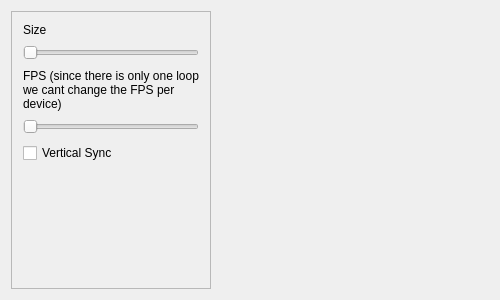
Old version of the form 11_Settings/src/myWidget_B.ui in the repository wasawi/ofxQt.
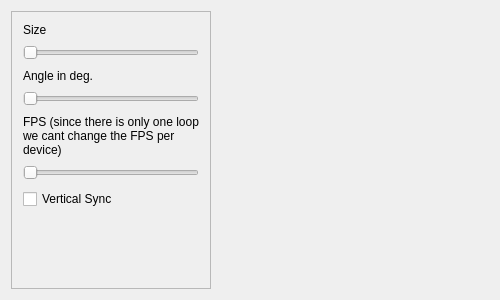
New version of the form.

What changed in the file:
```diff
--- a/11_Settings/src/myWidget_B.ui
+++ b/11_Settings/src/myWidget_B.ui
@@ -134,6 +134,26 @@
           </property>
          </widget>
         </item>
+        <item>
+         <widget class="QLabel" name="label_3">
+          <property name="text">
+           <string>Angle in deg.</string>
+          </property>
+         </widget>
+        </item>
+        <item>
+         <widget class="QSlider" name="Angle_slider">
+          <property name="minimumSize">
+           <size>
+            <width>0</width>
+            <height>20</height>
+           </size>
+          </property>
+          <property name="orientation">
+           <enum>Qt::Horizontal</enum>
+          </property>
+         </widget>
+        </item>
         <item>
          <widget class="QLabel" name="label_2">
           <property name="text">
```
Left out of the diff: 4 changed lines with no effect on the pictures.
